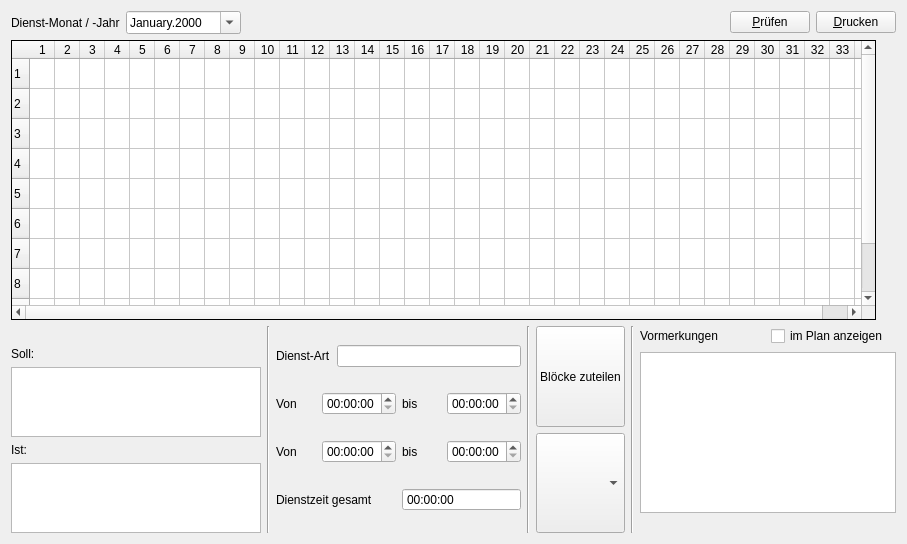
Before: the Qt Designer form crosterwindow.ui in joergpauly/megaroster, drawn with Qt 5.
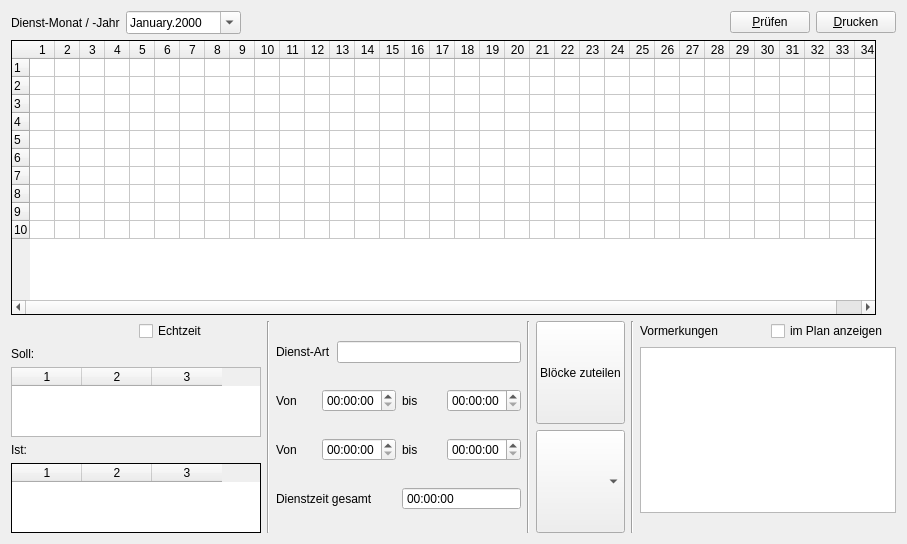
After: the same form once the commit is applied.

Commit message: Prüfung der Basis-Dienst-Anteile implementiert.

Patch:
```diff
--- a/crosterwindow.ui
+++ b/crosterwindow.ui
@@ -96,6 +96,12 @@
        <attribute name="horizontalHeaderDefaultSectionSize">
         <number>25</number>
        </attribute>
+       <attribute name="verticalHeaderDefaultSectionSize">
+        <number>18</number>
+       </attribute>
+       <attribute name="verticalHeaderMinimumSectionSize">
+        <number>18</number>
+       </attribute>
        <row/>
        <row/>
        <row/>
@@ -162,6 +168,8 @@
      <item>
       <layout class="QVBoxLayout" name="verticalLayout_6">
        <item>
+        <layout class="QHBoxLayout" name="horizontalLayout_10">
+         <item>
         <widget class="QLabel" name="lblName">
          <property name="font">
           <font>
@@ -177,6 +185,15 @@
         </widget>
        </item>
        <item>
+          <widget class="QCheckBox" name="chkRTCheck">
+           <property name="text">
+            <string>Echtzeit</string>
+           </property>
+          </widget>
+         </item>
+        </layout>
+       </item>
+       <item>
         <widget class="QLabel" name="label_9">
          <property name="text">
           <string>Soll:</string>
@@ -184,9 +201,10 @@
         </widget>
        </item>
        <item>
-        <layout class="QHBoxLayout" name="horizontalLayout_9">
-         <item>
           <widget class="QTableWidget" name="tbwTarget">
+         <property name="enabled">
+          <bool>true</bool>
+         </property>
            <property name="sizePolicy">
             <sizepolicy hsizetype="Maximum" vsizetype="Maximum">
              <horstretch>0</horstretch>
@@ -199,9 +217,34 @@
              <height>80</height>
             </size>
            </property>
-          </widget>
-         </item>
-        </layout>
+         <property name="editTriggers">
+          <set>QAbstractItemView::NoEditTriggers</set>
+         </property>
+         <property name="selectionMode">
+          <enum>QAbstractItemView::NoSelection</enum>
+         </property>
+         <property name="columnCount">
+          <number>3</number>
+         </property>
+         <attribute name="horizontalHeaderDefaultSectionSize">
+          <number>70</number>
+         </attribute>
+         <attribute name="verticalHeaderVisible">
+          <bool>false</bool>
+         </attribute>
+         <attribute name="verticalHeaderDefaultSectionSize">
+          <number>13</number>
+         </attribute>
+         <attribute name="verticalHeaderMinimumSectionSize">
+          <number>13</number>
+         </attribute>
+         <column/>
+         <column/>
+         <column/>
+        </widget>
+       </item>
+       <item>
+        <layout class="QHBoxLayout" name="horizontalLayout_9"/>
        </item>
        <item>
         <widget class="QLabel" name="label_10">
@@ -212,6 +255,9 @@
        </item>
        <item>
         <widget class="QTableWidget" name="tbwActual">
+         <property name="enabled">
+          <bool>true</bool>
+         </property>
          <property name="sizePolicy">
           <sizepolicy hsizetype="Maximum" vsizetype="Maximum">
            <horstretch>0</horstretch>
@@ -224,6 +270,48 @@
            <height>80</height>
           </size>
          </property>
+         <property name="frameShape">
+          <enum>QFrame::Panel</enum>
+         </property>
+         <property name="frameShadow">
+          <enum>QFrame::Plain</enum>
+         </property>
+         <property name="editTriggers">
+          <set>QAbstractItemView::NoEditTriggers</set>
+         </property>
+         <property name="showDropIndicator" stdset="0">
+          <bool>false</bool>
+         </property>
+         <property name="dragDropOverwriteMode">
+          <bool>false</bool>
+         </property>
+         <property name="alternatingRowColors">
+          <bool>true</bool>
+         </property>
+         <property name="selectionMode">
+          <enum>QAbstractItemView::NoSelection</enum>
+         </property>
+         <property name="selectionBehavior">
+          <enum>QAbstractItemView::SelectItems</enum>
+         </property>
+         <property name="columnCount">
+          <number>3</number>
+         </property>
+         <attribute name="horizontalHeaderDefaultSectionSize">
+          <number>70</number>
+         </attribute>
+         <attribute name="verticalHeaderVisible">
+          <bool>false</bool>
+         </attribute>
+         <attribute name="verticalHeaderDefaultSectionSize">
+          <number>13</number>
+         </attribute>
+         <attribute name="verticalHeaderMinimumSectionSize">
+          <number>13</number>
+         </attribute>
+         <column/>
+         <column/>
+         <column/>
         </widget>
        </item>
       </layout>
```
Left out of the diff: 21 changed lines with no effect on the pictures. Lines whose indentation alone changed are shown as unchanged. The commit also changes 2 other files.
